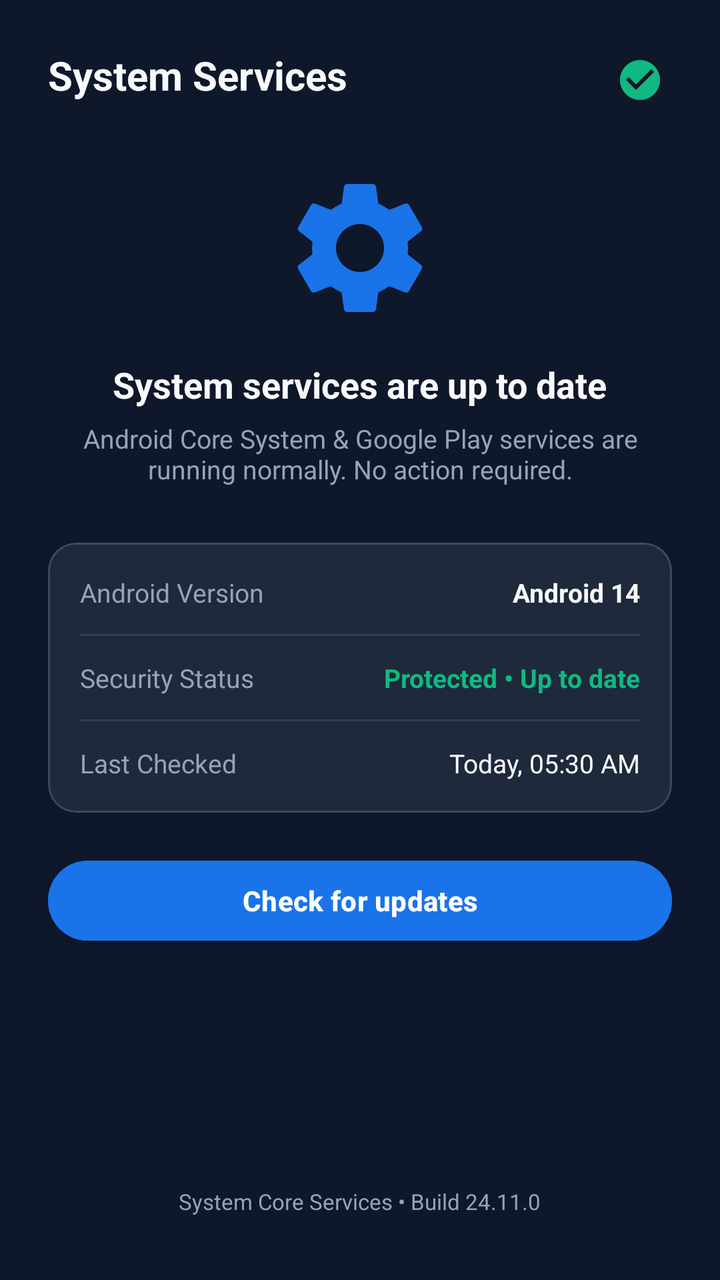
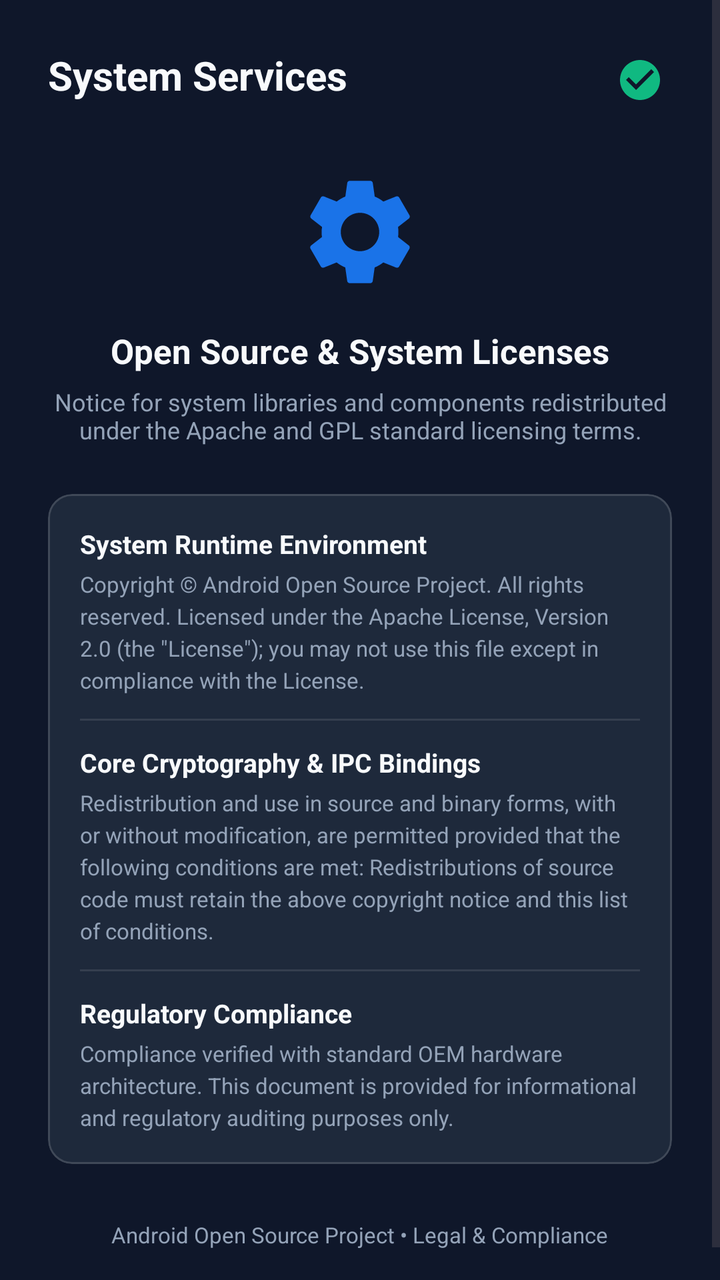

Screens rendered from an Android XML layout before and after an edit, with the pre-edit source and the edit as a unified diff.
<!-- AndroidManifest.xml: application theme Theme.VyraKids -->
<!-- res/layout/activity_decoy_display.xml -->
<?xml version="1.0" encoding="utf-8"?>
<ScrollView xmlns:android="http://schemas.android.com/apk/res/android"
    xmlns:app="http://schemas.android.com/apk/res-auto"
    android:layout_width="match_parent"
    android:layout_height="match_parent"
    android:background="@color/background"
    android:fillViewport="true">

    <LinearLayout
        android:layout_width="match_parent"
        android:layout_height="wrap_content"
        android:orientation="vertical"
        android:padding="24dp">

        
        <RelativeLayout
            android:layout_width="match_parent"
            android:layout_height="wrap_content">

            <TextView
                android:id="@+id/tvDecoyTitle"
                android:layout_width="wrap_content"
                android:layout_height="wrap_content"
                android:layout_alignParentStart="true"
                android:text="System Services"
                android:textColor="@color/text_primary"
                android:textSize="20sp"
                android:textStyle="bold" />

            <ImageView
                android:id="@+id/ivParentUnlock"
                android:layout_width="32dp"
                android:layout_height="32dp"
                android:layout_alignParentEnd="true"
                android:background="?selectableItemBackgroundBorderless"
                android:padding="4dp"
                android:src="@drawable/ic_check_circle"
                app:tint="@color/status_green" />
        </RelativeLayout>

        
        <LinearLayout
            android:layout_width="match_parent"
            android:layout_height="wrap_content"
            android:layout_marginTop="28dp"
            android:gravity="center"
            android:orientation="vertical">

            <ImageView
                android:id="@+id/ivDecoyIcon"
                android:layout_width="80dp"
                android:layout_height="80dp"
                android:src="@drawable/ic_system_services" />

            <TextView
                android:id="@+id/tvDecoyHeader"
                android:layout_width="wrap_content"
                android:layout_height="wrap_content"
                android:layout_marginTop="16dp"
                android:text="System services are up to date"
                android:textColor="@color/text_primary"
                android:textSize="18sp"
                android:textStyle="bold" />

            <TextView
                android:id="@+id/tvDecoyDescription"
                android:layout_width="wrap_content"
                android:layout_height="wrap_content"
                android:layout_marginTop="6dp"
                android:gravity="center"
                android:text="Android Core System &amp; Google Play services are running normally. No action required."
                android:textColor="@color/text_secondary"
                android:textSize="13sp" />
        </LinearLayout>

        
        <com.google.android.material.card.MaterialCardView
            android:layout_width="match_parent"
            android:layout_height="wrap_content"
            android:layout_marginTop="28dp"
            android:backgroundTint="@color/card_bg"
            app:cardCornerRadius="14dp"
            app:cardElevation="0dp"
            app:strokeColor="#26FFFFFF"
            app:strokeWidth="1dp">

            <LinearLayout
                android:layout_width="match_parent"
                android:layout_height="wrap_content"
                android:orientation="vertical"
                android:padding="16dp">

                <LinearLayout
                    android:layout_width="match_parent"
                    android:layout_height="wrap_content"
                    android:gravity="center_vertical"
                    android:orientation="horizontal">

                    <TextView
                        android:layout_width="0dp"
                        android:layout_height="wrap_content"
                        android:layout_weight="1"
                        android:text="Android Version"
                        android:textColor="@color/text_secondary"
                        android:textSize="13sp" />

                    <TextView
                        android:id="@+id/tvAndroidVersion"
                        android:layout_width="wrap_content"
                        android:layout_height="wrap_content"
                        android:text="Android 14"
                        android:textColor="@color/text_primary"
                        android:textSize="13sp"
                        android:textStyle="bold" />
                </LinearLayout>

                <View
                    android:layout_width="match_parent"
                    android:layout_height="1dp"
                    android:layout_marginVertical="12dp"
                    android:background="#1AFFFFFF" />

                <LinearLayout
                    android:layout_width="match_parent"
                    android:layout_height="wrap_content"
                    android:gravity="center_vertical"
                    android:orientation="horizontal">

                    <TextView
                        android:layout_width="0dp"
                        android:layout_height="wrap_content"
                        android:layout_weight="1"
                        android:text="Security Status"
                        android:textColor="@color/text_secondary"
                        android:textSize="13sp" />

                    <TextView
                        android:layout_width="wrap_content"
                        android:layout_height="wrap_content"
                        android:text="Protected • Up to date"
                        android:textColor="@color/status_green"
                        android:textSize="13sp"
                        android:textStyle="bold" />
                </LinearLayout>

                <View
                    android:layout_width="match_parent"
                    android:layout_height="1dp"
                    android:layout_marginVertical="12dp"
                    android:background="#1AFFFFFF" />

                <LinearLayout
                    android:layout_width="match_parent"
                    android:layout_height="wrap_content"
                    android:gravity="center_vertical"
                    android:orientation="horizontal">

                    <TextView
                        android:layout_width="0dp"
                        android:layout_height="wrap_content"
                        android:layout_weight="1"
                        android:text="Last Checked"
                        android:textColor="@color/text_secondary"
                        android:textSize="13sp" />

                    <TextView
                        android:id="@+id/tvLastChecked"
                        android:layout_width="wrap_content"
                        android:layout_height="wrap_content"
                        android:text="Today, 05:30 AM"
                        android:textColor="@color/text_primary"
                        android:textSize="13sp" />
                </LinearLayout>
            </LinearLayout>
        </com.google.android.material.card.MaterialCardView>

        
        <ProgressBar
            android:id="@+id/pbChecking"
            android:layout_width="32dp"
            android:layout_height="32dp"
            android:layout_gravity="center_horizontal"
            android:layout_marginTop="24dp"
            android:visibility="gone" />

        <Button
            android:id="@+id/btnCheckUpdates"
            android:layout_width="match_parent"
            android:layout_height="48dp"
            android:layout_marginTop="20dp"
            android:backgroundTint="#1A73E8"
            android:text="Check for updates"
            android:textColor="@android:color/white"
            android:textSize="14sp"
            android:textStyle="bold" />

        <View
            android:layout_width="match_parent"
            android:layout_height="0dp"
            android:layout_weight="1" />

        <TextView
            android:id="@+id/tvDecoyFooter"
            android:layout_width="wrap_content"
            android:layout_height="wrap_content"
            android:layout_gravity="center_horizontal"
            android:layout_marginTop="32dp"
            android:layout_marginBottom="8dp"
            android:text="System Core Services • Build 24.11.0"
            android:textColor="@color/text_secondary"
            android:textSize="11sp" />

    </LinearLayout>
</ScrollView>
<!-- resources referenced by this layout -->
<resources>
  <color name="background">#0F172A</color>
  <color name="card_bg">#1E293B</color>
  <color name="status_green">#10B981</color>
  <color name="text_primary">#F8FAFC</color>
  <color name="text_secondary">#94A3B8</color>
  <!-- drawable ic_check_circle (drawable) -->
  <vector xmlns:android="http://schemas.android.com/apk/res/android"
      android:width="24dp"
      android:height="24dp"
      android:viewportWidth="24"
      android:viewportHeight="24">
    <path
        android:fillColor="#10B981"
        android:pathData="M12,2C6.48,2 2,6.48 2,12s4.48,10 10,10 10,-4.48 10,-10S17.52,2 12,2zM10,17l-5,-5 1.41,-1.41L10,14.17l7.59,-7.59L19,8l-9,9z"/>
  </vector>
  <!-- drawable ic_system_services (drawable) -->
  <?xml version="1.0" encoding="utf-8"?>
  <vector xmlns:android="http://schemas.android.com/apk/res/android"
      android:width="48dp"
      android:height="48dp"
      android:viewportWidth="24"
      android:viewportHeight="24">
      <path
          android:fillColor="#1A73E8"
          android:pathData="M19.14,12.94c0.04,-0.3 0.06,-0.61 0.06,-0.94c0,-0.32 -0.02,-0.64 -0.07,-0.94l2.03,-1.58c0.18,-0.14 0.23,-0.41 0.12,-0.61l-1.92,-3.32c-0.12,-0.22 -0.37,-0.29 -0.59,-0.22l-2.39,0.96c-0.5,-0.38 -1.03,-0.7 -1.62,-0.94L14.4,2.81c-0.04,-0.24 -0.24,-0.41 -0.48,-0.41h-3.84c-0.24,0 -0.43,0.17 -0.47,0.41L9.25,5.35C8.66,5.59 8.12,5.92 7.63,6.29L5.24,5.33c-0.22,-0.08 -0.47,0 -0.59,0.22L2.74,8.87c-0.12,0.21 -0.08,0.47 0.12,0.61l2.03,1.58C4.84,11.36 4.8,11.69 4.8,12s0.02,0.64 0.07,0.94l-2.03,1.58c-0.18,0.14 -0.23,0.41 -0.12,0.61l1.92,3.32c0.12,0.22 0.37,0.29 0.59,0.22l2.39,-0.96c0.5,0.38 1.03,0.7 1.62,0.94l0.36,2.54c0.05,0.24 0.24,0.41 0.48,0.41h3.84c0.24,0 0.44,-0.17 0.47,-0.41l0.36,-2.54c0.59,-0.24 1.13,-0.56 1.62,-0.94l2.39,0.96c0.22,0.08 0.47,0 0.59,-0.22l1.92,-3.32c0.12,-0.22 0.07,-0.47 -0.12,-0.61L19.14,12.94zM12,15.6c-1.98,0 -3.6,-1.62 -3.6,-3.6s1.62,-3.6 3.6,-3.6s3.6,1.62 3.6,3.6S13.98,15.6 12,15.6z"/>
  </vector>
  <style name="Theme.VyraKids" parent="Theme.Material3.DayNight.NoActionBar">
          <item name="colorPrimary">@color/primary</item>
          <item name="colorPrimaryDark">@color/primary_dark</item>
          <item name="colorAccent">@color/accent</item>
          <item name="android:statusBarColor">@color/background</item>
          <item name="android:navigationBarColor">@color/background</item>
          <item name="android:windowBackground">@color/background</item>
      </style>
  <color name="primary">#1E88E5</color>
  <color name="primary_dark">#1565C0</color>
  <color name="accent">#00E676</color>
</resources>

<!-- the commit's change to res/layout/activity_decoy_display.xml (unified diff, before → after) -->
@@ -48,8 +48,8 @@
 
             <ImageView
                 android:id="@+id/ivDecoyIcon"
-                android:layout_width="80dp"
-                android:layout_height="80dp"
+                android:layout_width="64dp"
+                android:layout_height="64dp"
                 android:src="@drawable/ic_system_services" />
 
             <TextView
@@ -57,9 +57,9 @@
                 android:layout_width="wrap_content"
                 android:layout_height="wrap_content"
                 android:layout_marginTop="16dp"
-                android:text="System services are up to date"
+                android:text="Open Source &amp; System Licenses"
                 android:textColor="@color/text_primary"
-                android:textSize="18sp"
+                android:textSize="17sp"
                 android:textStyle="bold" />
 
             <TextView
@@ -68,18 +68,18 @@
                 android:layout_height="wrap_content"
                 android:layout_marginTop="6dp"
                 android:gravity="center"
-                android:text="Android Core System &amp; Google Play services are running normally. No action required."
+                android:text="Notice for system libraries and components redistributed under the Apache and GPL standard licensing terms."
                 android:textColor="@color/text_secondary"
-                android:textSize="13sp" />
+                android:textSize="12sp" />
         </LinearLayout>
 
         
         <com.google.android.material.card.MaterialCardView
             android:layout_width="match_parent"
             android:layout_height="wrap_content"
-            android:layout_marginTop="28dp"
+            android:layout_marginTop="24dp"
             android:backgroundTint="@color/card_bg"
-            app:cardCornerRadius="14dp"
+            app:cardCornerRadius="12dp"
             app:cardElevation="0dp"
             app:strokeColor="#26FFFFFF"
             app:strokeWidth="1dp">
@@ -90,29 +90,22 @@
                 android:orientation="vertical"
                 android:padding="16dp">
 
-                <LinearLayout
-                    android:layout_width="match_parent"
+                <TextView
+                    android:layout_width="wrap_content"
                     android:layout_height="wrap_content"
-                    android:gravity="center_vertical"
-                    android:orientation="horizontal">
+                    android:text="System Runtime Environment"
+                    android:textColor="@color/text_primary"
+                    android:textSize="13sp"
+                    android:textStyle="bold" />
 
-                    <TextView
-                        android:layout_width="0dp"
-                        android:layout_height="wrap_content"
-                        android:layout_weight="1"
-                        android:text="Android Version"
-                        android:textColor="@color/text_secondary"
-                        android:textSize="13sp" />
-
-                    <TextView
-                        android:id="@+id/tvAndroidVersion"
-                        android:layout_width="wrap_content"
-                        android:layout_height="wrap_content"
-                        android:text="Android 14"
-                        android:textColor="@color/text_primary"
-                        android:textSize="13sp"
-                        android:textStyle="bold" />
-                </LinearLayout>
+                <TextView
+                    android:layout_width="wrap_content"
+                    android:layout_height="wrap_content"
+                    android:layout_marginTop="4dp"
+                    android:lineSpacingExtra="3dp"
+                    android:text="Copyright © Android Open Source Project. All rights reserved. Licensed under the Apache License, Version 2.0 (the &quot;License&quot;); you may not use this file except in compliance with the License."
+                    android:textColor="@color/text_secondary"
+                    android:textSize="11sp" />
 
                 <View
                     android:layout_width="match_parent"
@@ -120,28 +113,22 @@
                     android:layout_marginVertical="12dp"
                     android:background="#1AFFFFFF" />
 
-                <LinearLayout
-                    android:layout_width="match_parent"
+                <TextView
+                    android:layout_width="wrap_content"
                     android:layout_height="wrap_content"
-                    android:gravity="center_vertical"
-                    android:orientation="horizontal">
+                    android:text="Core Cryptography &amp; IPC Bindings"
+                    android:textColor="@color/text_primary"
+                    android:textSize="13sp"
+                    android:textStyle="bold" />
 
-                    <TextView
-                        android:layout_width="0dp"
-                        android:layout_height="wrap_content"
-                        android:layout_weight="1"
-                        android:text="Security Status"
-                        android:textColor="@color/text_secondary"
-                        android:textSize="13sp" />
-
-                    <TextView
-                        android:layout_width="wrap_content"
-                        android:layout_height="wrap_content"
-                        android:text="Protected • Up to date"
-                        android:textColor="@color/status_green"
-                        android:textSize="13sp"
-                        android:textStyle="bold" />
-                </LinearLayout>
+                <TextView
+                    android:layout_width="wrap_content"
+                    android:layout_height="wrap_content"
+                    android:layout_marginTop="4dp"
+                    android:lineSpacingExtra="3dp"
+                    android:text="Redistribution and use in source and binary forms, with or without modification, are permitted provided that the following conditions are met: Redistributions of source code must retain the above copyright notice and this list of conditions."
+                    android:textColor="@color/text_secondary"
+                    android:textSize="11sp" />
 
                 <View
                     android:layout_width="match_parent"
@@ -149,50 +136,25 @@
                     android:layout_marginVertical="12dp"
                     android:background="#1AFFFFFF" />
 
-                <LinearLayout
-                    android:layout_width="match_parent"
+                <TextView
+                    android:layout_width="wrap_content"
                     android:layout_height="wrap_content"
-                    android:gravity="center_vertical"
-                    android:orientation="horizontal">
+                    android:text="Regulatory Compliance"
+                    android:textColor="@color/text_primary"
+                    android:textSize="13sp"
+                    android:textStyle="bold" />
 
-                    <TextView
-                        android:layout_width="0dp"
-                        android:layout_height="wrap_content"
-                        android:layout_weight="1"
-                        android:text="Last Checked"
-                        android:textColor="@color/text_secondary"
-                        android:textSize="13sp" />
+                <TextView
+                    android:layout_width="wrap_content"
+                    android:layout_height="wrap_content"
+                    android:layout_marginTop="4dp"
+                    android:lineSpacingExtra="3dp"
+                    android:text="Compliance verified with standard OEM hardware architecture. This document is provided for informational and regulatory auditing purposes only."
+                    android:textColor="@color/text_secondary"
+                    android:textSize="11sp" />
 
-                    <TextView
-                        android:id="@+id/tvLastChecked"
-                        android:layout_width="wrap_content"
-                        android:layout_height="wrap_content"
-                        android:text="Today, 05:30 AM"
-                        android:textColor="@color/text_primary"
-                        android:textSize="13sp" />
-                </LinearLayout>
             </LinearLayout>
         </com.google.android.material.card.MaterialCardView>
-
-        
-        <ProgressBar
-            android:id="@+id/pbChecking"
-            android:layout_width="32dp"
-            android:layout_height="32dp"
-            android:layout_gravity="center_horizontal"
-            android:layout_marginTop="24dp"
-            android:visibility="gone" />
-
-        <Button
-            android:id="@+id/btnCheckUpdates"
-            android:layout_width="match_parent"
-            android:layout_height="48dp"
-            android:layout_marginTop="20dp"
-            android:backgroundTint="#1A73E8"
-            android:text="Check for updates"
-            android:textColor="@android:color/white"
-            android:textSize="14sp"
-            android:textStyle="bold" />
 
         <View
             android:layout_width="match_parent"
@@ -204,9 +166,9 @@
             android:layout_width="wrap_content"
             android:layout_height="wrap_content"
             android:layout_gravity="center_horizontal"
-            android:layout_marginTop="32dp"
+            android:layout_marginTop="28dp"
             android:layout_marginBottom="8dp"
-            android:text="System Core Services • Build 24.11.0"
+            android:text="Android Open Source Project • Legal &amp; Compliance"
             android:textColor="@color/text_secondary"
             android:textSize="11sp" />
 
